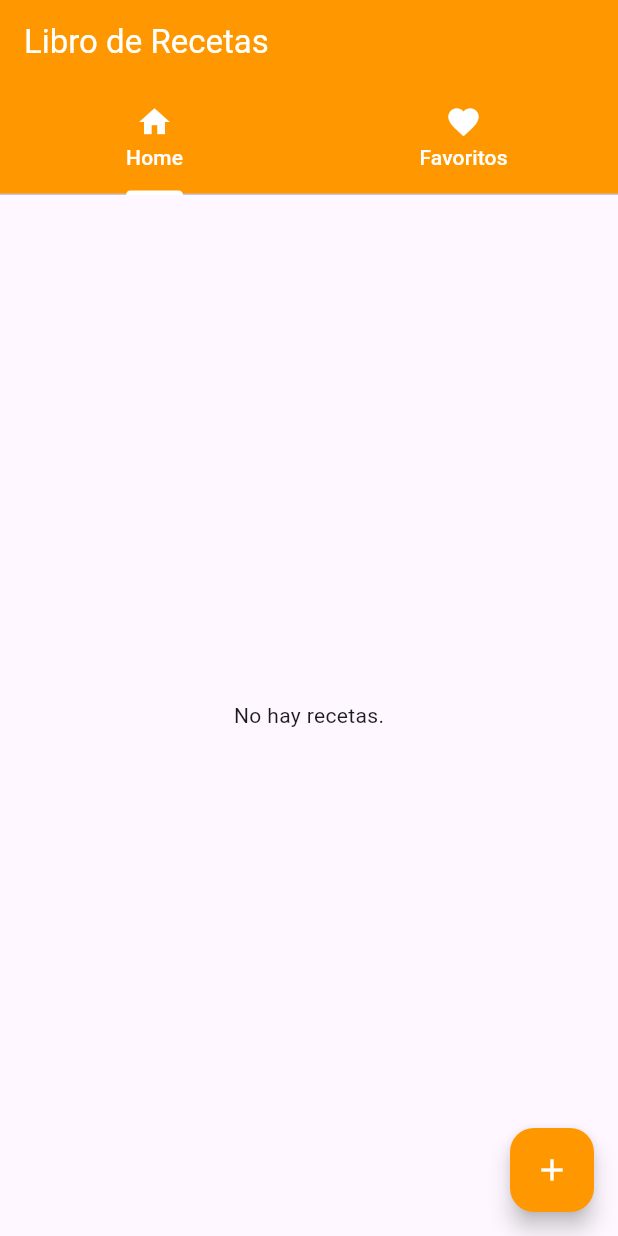
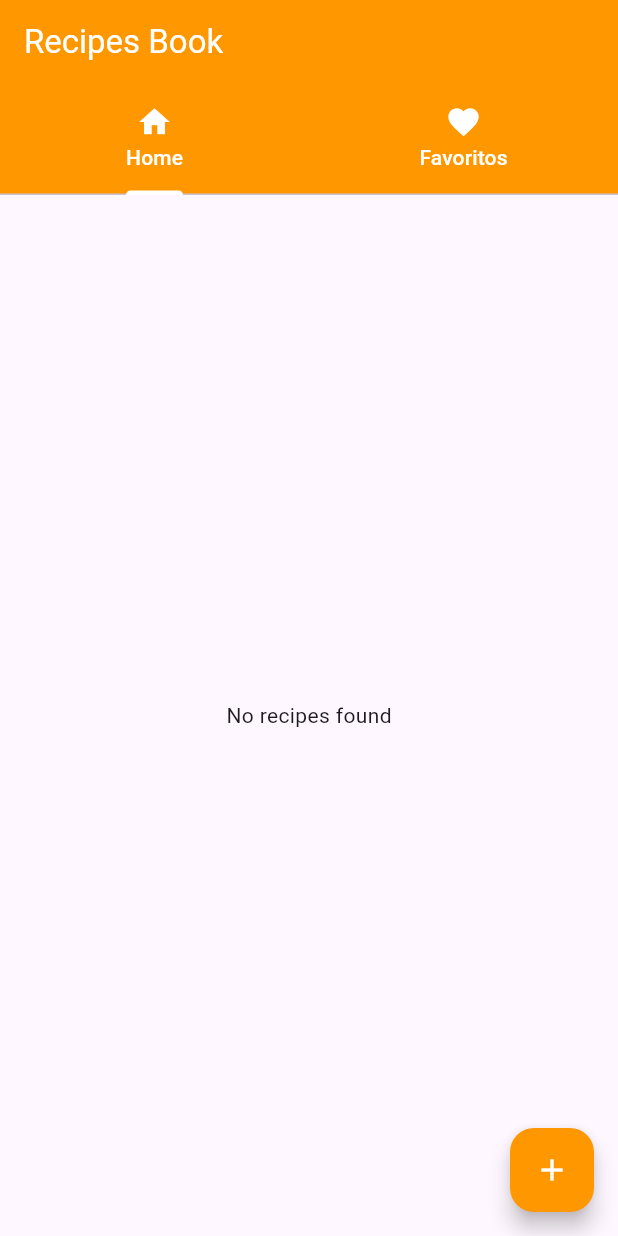
Before and after one commit to emmanuelcordoba/platzi_recipe_book, a Flutter app: the screen it shows after launch, on a phone screen of 412 x 824 dp. Run offline on Flutter 3.47's test engine with Material 3 defaults, Android fonts, the light colour scheme and no system bars; generated files the repository leaves out were written again; network calls fail.

Commit message:
Internacionalización.

```diff
--- /dev/null
+++ b/lib/l10n/app_en.arb
@@ -0,0 +1,5 @@
+{
+    "@@locale": "en",
+    "title": "Recipes Book",
+    "noRecipes": "No recipes found"
+}
--- /dev/null
+++ b/lib/l10n/app_es.arb
@@ -0,0 +1,5 @@
+{
+    "@@locale": "es",
+    "title": "Recetario",
+    "noRecipes": "No se encontraron recetas"
+}
--- a/lib/main.dart
+++ b/lib/main.dart
@@ -1,8 +1,10 @@
 import 'package:flutter/material.dart';
+import 'package:flutter_localizations/flutter_localizations.dart';
 import 'package:platzi_recipe_book/providers/recipe.dart';
 import 'package:platzi_recipe_book/screens/favorites.dart';
 import 'package:platzi_recipe_book/screens/home.dart';
 import 'package:provider/provider.dart';
+import 'package:flutter_gen/gen_l10n/app_localizations.dart';
 
 void main() {
   runApp(const MyApp());
@@ -20,7 +22,17 @@ class MyApp extends StatelessWidget {
             ChangeNotifierProvider(create: (_) => RecipeProvider())
           ],
           child: const MaterialApp(
-              title: 'Libro de Recetas',
+              title: 'Recipe Book',
+              localizationsDelegates: [
+                AppLocalizations.delegate,
+                GlobalCupertinoLocalizations.delegate,
+                GlobalWidgetsLocalizations.delegate,
+                GlobalMaterialLocalizations.delegate
+              ],
+              supportedLocales: [
+                Locale('en'),
+                Locale('es')
+              ],
               home: RecipeBook(),
               debugShowCheckedModeBanner: false),
         );
@@ -38,12 +50,12 @@ class RecipeBook extends StatelessWidget {
       length: 2,
       child: Scaffold(
         appBar: AppBar(
-          title: const Text(
-            'Libro de Recetas',
-            style: TextStyle(color: Colors.white),
+          title: Text(
+            AppLocalizations.of(context)!.title,
+            style: const TextStyle(color: Colors.white),
           ),
           backgroundColor: Colors.orange,
-          bottom: TabBar(
+          bottom: const TabBar(
               indicatorColor: Colors.white,
               labelColor: Colors.white,
               unselectedLabelColor: Colors.white,
@@ -52,7 +64,7 @@ class RecipeBook extends StatelessWidget {
                 Tab( icon: Icon(Icons.favorite), text: 'Favoritos', )
               ]),
         ),
-        body: TabBarView(children: [
+        body: const TabBarView(children: [
           HomeScreen(),
           FavoritesScreen()
         ]),
--- a/lib/screens/favorites.dart
+++ b/lib/screens/favorites.dart
@@ -3,6 +3,7 @@ import 'package:platzi_recipe_book/models/recipe.dart';
 import 'package:platzi_recipe_book/providers/recipe.dart';
 import 'package:platzi_recipe_book/screens/recipe_detail.dart';
 import 'package:provider/provider.dart';
+import 'package:flutter_gen/gen_l10n/app_localizations.dart';
 
 class FavoritesScreen extends StatelessWidget {
   const FavoritesScreen({super.key});
@@ -17,7 +18,7 @@ class FavoritesScreen extends StatelessWidget {
           final favorites = recipeProvider.favorites;
           if(favorites.isEmpty)
           {
-            return Center(child: Text('No hay favoritos'));
+            return Center(child: Text(AppLocalizations.of(context)!.noRecipes));
           }
           return Padding(
             padding: const EdgeInsets.all(8.0),
--- a/lib/screens/home.dart
+++ b/lib/screens/home.dart
@@ -2,6 +2,7 @@ import 'package:flutter/material.dart';
 import 'package:platzi_recipe_book/providers/recipe.dart';
 import 'package:platzi_recipe_book/screens/recipe_detail.dart';
 import 'package:provider/provider.dart';
+import 'package:flutter_gen/gen_l10n/app_localizations.dart';
 
 class HomeScreen extends StatelessWidget {
   const HomeScreen({super.key});
@@ -20,7 +21,7 @@ class HomeScreen extends StatelessWidget {
           if(provider.isLoading){
             return const Center(child: CircularProgressIndicator());
           } else if (provider.recipes.isEmpty) {
-            return const Center(child: Text('No hay recetas.'),);
+            return Center(child: Text(AppLocalizations.of(context)!.noRecipes),);
           } else {
               return ListView.builder(
                 itemCount: provider.recipes.length,
--- a/pubspec.yaml
+++ b/pubspec.yaml
@@ -32,6 +32,9 @@ dependencies:
     sdk: flutter
   http: ^1.2.2
   provider: ^6.1.2
+  flutter_localizations:
+    sdk: flutter
+  intl: any
 
 
   # The following adds the Cupertino Icons font to your application.
@@ -54,7 +57,7 @@ dev_dependencies:
 
 # The following section is specific to Flutter packages.
 flutter:
-
+  generate: true
   # The following line ensures that the Material Icons font is
   # included with your application, so that you can use the icons in
   # the material Icons class.
```
Also changed, not shown: pubspec.lock.
